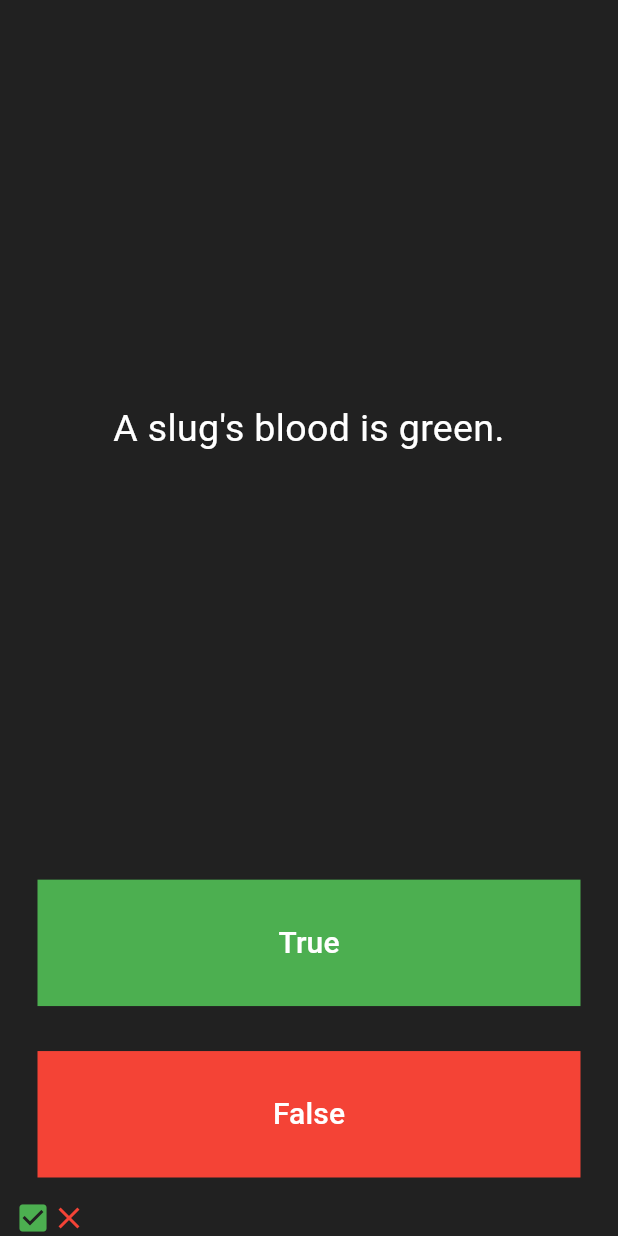
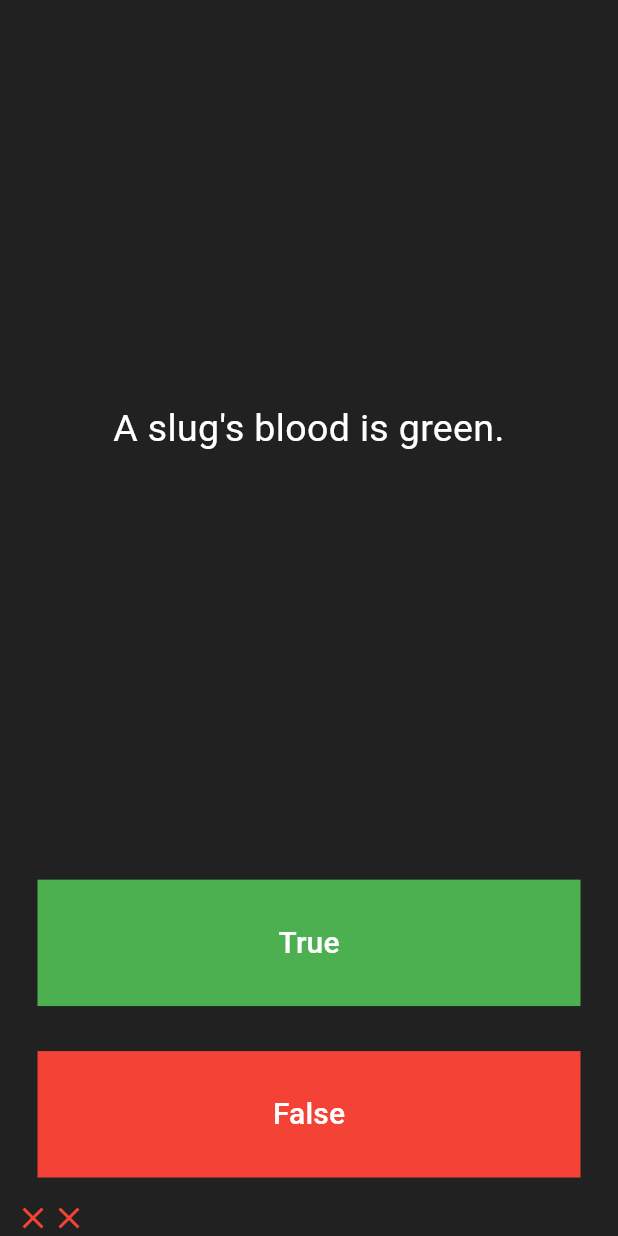
Before and after one commit to bishoyelmalah/quizzler, a Flutter app: the screen it shows after launch, after a tap on "True", after a tap on "False", on a phone screen of 412 x 824 dp. Run offline on Flutter 3.47's test engine with Material 3 defaults, Android fonts, the phone set to English and light mode, and no system bars.

Commit message:
Implement scoring system and add ScorePage to display results

```diff
--- a/lib/main.dart
+++ b/lib/main.dart
@@ -39,7 +39,20 @@ class _QuizPageState extends State<QuizPage> {
     "A slug's blood is green."
   ];
 
+  List<bool> answers = [false, true, true];
+
+  Icon correct = Icon(
+    Icons.check_box,
+    color: Colors.green,
+  );
+
+  Icon wrong = Icon(
+    Icons.close,
+    color: Colors.red,
+  );
+
   int questionNumber = 0;
+  int score = 0;
 
   @override
   Widget build(BuildContext context) {
@@ -69,13 +82,20 @@ class _QuizPageState extends State<QuizPage> {
             child: TextButton(
                 onPressed: () {
                   setState(() {
-                    scoreKeeper.add(Icon(
-                      Icons.check_box,
-                      color: Colors.green,
-                    ));
+                    if (answers[questionNumber]) {
+                      scoreKeeper.add(correct);
+                      score++;
+                    } else {
+                      scoreKeeper.add(wrong);
+                    }
                     if (questionNumber < questions.length - 1) {
                       questionNumber++;
-                    } else {}
+                    } else {
+                      Navigator.push(
+                          context,
+                          MaterialPageRoute(
+                              builder: (context) => ScorePage(score: score)));
+                    }
                   });
                 },
                 style: ButtonStyle(
@@ -97,13 +117,20 @@ class _QuizPageState extends State<QuizPage> {
             child: TextButton(
                 onPressed: () {
                   setState(() {
-                    scoreKeeper.add(Icon(
-                      Icons.close,
-                      color: Colors.red,
-                    ));
+                    if (!answers[questionNumber]) {
+                      scoreKeeper.add(correct);
+                      score++;
+                    } else {
+                      scoreKeeper.add(wrong);
+                    }
                     if (questionNumber < questions.length - 1) {
                       questionNumber++;
-                    } else {}
+                    } else {
+                      Navigator.push(
+                          context,
+                          MaterialPageRoute(
+                              builder: (context) => ScorePage(score: score)));
+                    }
                   });
                 },
                 style: ButtonStyle(
@@ -127,3 +154,30 @@ class _QuizPageState extends State<QuizPage> {
     );
   }
 }
+
+class ScorePage extends StatelessWidget {
+  const ScorePage({super.key, required this.score});
+
+  final int score;
+
+  @override
+  Widget build(BuildContext context) {
+    return Scaffold(
+      backgroundColor: Colors.teal[300],
+      body: SafeArea(
+        child: Container(
+          child: Center(
+            child: Text(
+              "You Got \n $score / 10",
+              textAlign: TextAlign.center,
+              style: TextStyle(
+                color: Colors.teal[900],
+                fontSize: 60,
+              ),
+            ),
+          ),
+        ),
+      ),
+    );
+  }
+}
```
